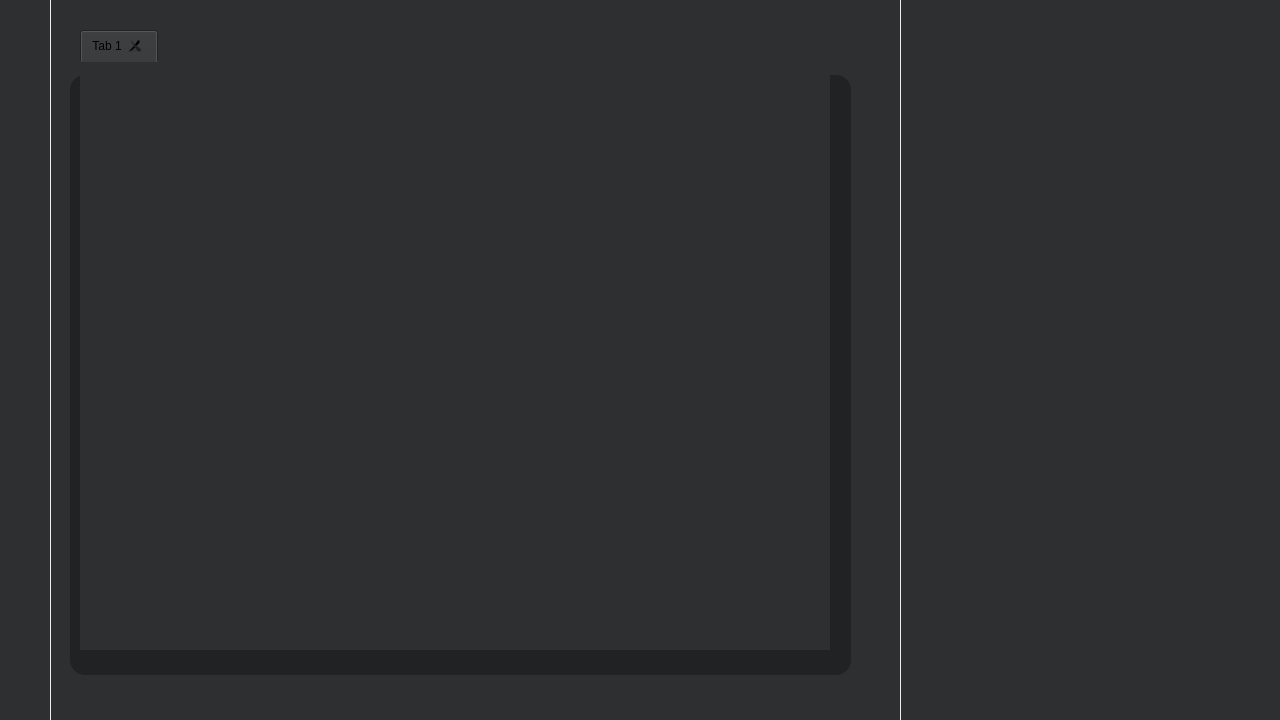
Before: the Qt Designer form mainwindow.ui in OglodkovVadim/Kurama, drawn with Qt 5.
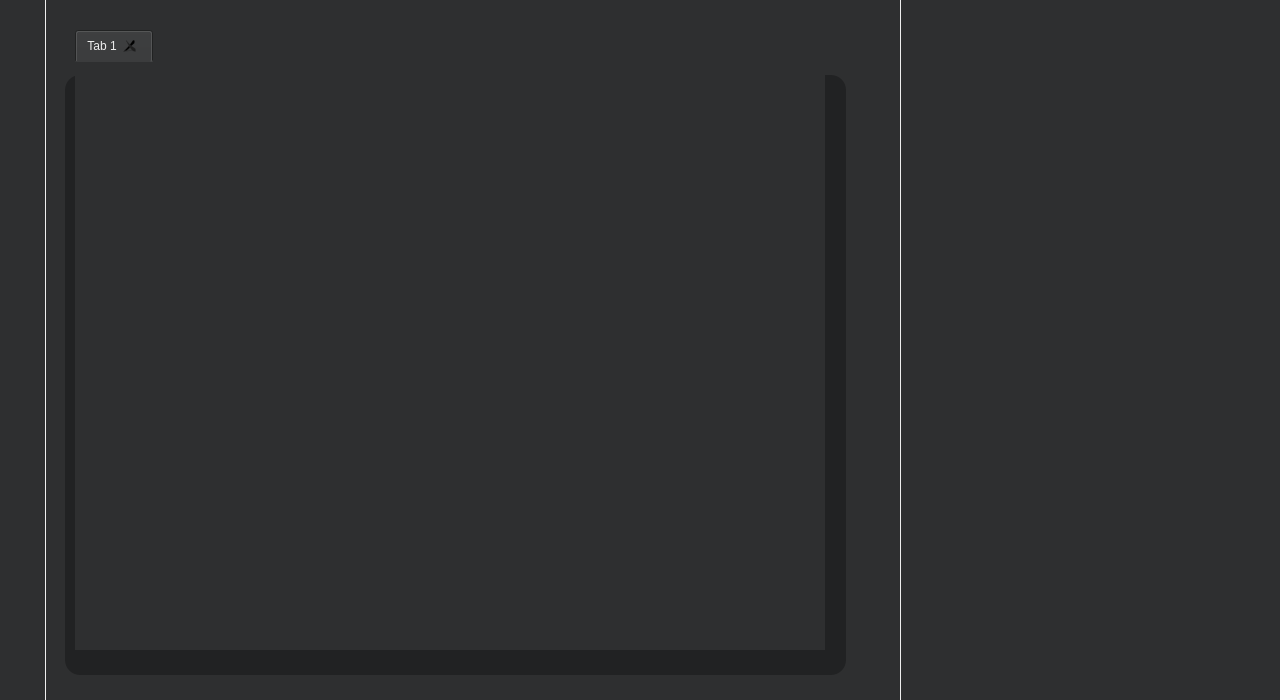
After: the same form once the commit is applied. Icons and pictures are not drawn.

```diff
--- a/mainwindow.ui
+++ b/mainwindow.ui
@@ -7,7 +7,7 @@
     <x>0</x>
     <y>0</y>
     <width>1280</width>
-    <height>720</height>
+    <height>700</height>
    </rect>
   </property>
   <property name="windowTitle">
@@ -17,6 +17,7 @@
    <string notr="true">QWidget {
 	border:none;
 	background-color: rgb(46, 47, 48);
+	color: #eee;
 }
 
 QToolButton {
@@ -57,7 +58,7 @@
       <x>900</x>
       <y>0</y>
       <width>380</width>
-      <height>720</height>
+      <height>700</height>
      </rect>
     </property>
     <widget class="QScrollArea" name="scrollArea">
@@ -248,10 +249,10 @@
    <widget class="QWidget" name="widget_2" native="true">
     <property name="geometry">
      <rect>
-      <x>50</x>
+      <x>45</x>
       <y>0</y>
-      <width>850</width>
-      <height>720</height>
+      <width>855</width>
+      <height>700</height>
      </rect>
     </property>
     <property name="styleSheet">
@@ -261,7 +262,143 @@
 QWidget#widget_3 {
 	background-color: rgb(33, 34, 35);
 	border-radius:15px;
-}</string>
+}
+
+QPlainTextEdit {
+	font: 20px bold;
+	color: #eee;
+	padding: 5px;
+}
+
+QScrollBar:horizontal
+    {
+        height: 15px;
+        margin: 3px 15px 3px 15px;
+        border: 1px transparent #2A2929;
+        border-radius: 4px;
+	    background-color: #2A2929;
+    }
+
+    QScrollBar::handle:horizontal
+    {
+        background-color: #eee;
+        min-width: 5px;
+        border-radius: 4px;
+    }
+
+    QScrollBar::add-line:horizontal
+    {
+        margin: 0px 3px 0px 3px;
+        border-image: url(:/qss_icons/rc/right_arrow_disabled.png);
+        width: 10px;
+        height: 10px;
+        subcontrol-position: right;
+        subcontrol-origin: margin;
+    }
+
+    QScrollBar::sub-line:horizontal
+    {
+        margin: 0px 3px 0px 3px;
+        border-image: url(:/qss_icons/rc/left_arrow_disabled.png);
+        height: 10px;
+        width: 10px;
+        subcontrol-position: left;
+        subcontrol-origin: margin;
+    }
+
+    QScrollBar::add-line:horizontal:hover,QScrollBar::add-line:horizontal:on
+    {
+        border-image: url(:/qss_icons/rc/right_arrow.png);
+        height: 10px;
+        width: 10px;
+        subcontrol-position: right;
+        subcontrol-origin: margin;
+    }
+
+
+    QScrollBar::sub-line:horizontal:hover, QScrollBar::sub-line:horizontal:on
+    {
+        border-image: url(:/qss_icons/rc/left_arrow.png);
+        height: 10px;
+        width: 10px;
+        subcontrol-position: left;
+        subcontrol-origin: margin;
+    }
+
+    QScrollBar::up-arrow:horizontal, QScrollBar::down-arrow:horizontal
+    {
+        background: none;
+    }
+
+
+    QScrollBar::add-page:horizontal, QScrollBar::sub-page:horizontal
+    {
+        background: none;
+    }
+
+    QScrollBar:vertical
+    {
+        background-color: #2A2929;
+        width: 15px;
+        margin: 15px 3px 15px 3px;
+        border: 1px transparent #2A2929;
+        border-radius: 4px;
+    }
+
+    QScrollBar::handle:vertical
+    {
+        background-color: #eee;         /* #605F5F; */
+        min-height: 5px;
+        border-radius: 4px;
+    }
+
+    QScrollBar::sub-line:vertical
+    {
+        margin: 3px 0px 3px 0px;
+        border-image: url(:/qss_icons/rc/up_arrow_disabled.png);
+        height: 10px;
+        width: 10px;
+        subcontrol-position: top;
+        subcontrol-origin: margin;
+    }
+
+    QScrollBar::add-line:vertical
+    {
+        margin: 3px 0px 3px 0px;
+        border-image: url(:/qss_icons/rc/down_arrow_disabled.png);
+        height: 10px;
+        width: 10px;
+        subcontrol-position: bottom;
+        subcontrol-origin: margin;
+    }
+
+    QScrollBar::sub-line:vertical:hover,QScrollBar::sub-line:vertical:on
+    {
+        border-image: url(:/qss_icons/rc/up_arrow.png);
+        height: 10px;
+        width: 10px;
+        subcontrol-position: top;
+        subcontrol-origin: margin;
+    }
+
+    QScrollBar::add-line:vertical:hover, QScrollBar::add-line:vertical:on
+    {
+        border-image: url(:/qss_icons/rc/down_arrow.png);
+        height: 10px;
+        width: 10px;
+        subcontrol-position: bottom;
+        subcontrol-origin: margin;
+    }
+
+    QScrollBar::up-arrow:vertical, QScrollBar::down-arrow:vertical
+    {
+        background: none;
+    }
+
+    QScrollBar::add-page:vertical, QScrollBar::sub-page:vertical
+    {
+        background: none;
+    }</string>
     </property>
     <widget class="QWidget" name="widget_3" native="true">
      <property name="geometry">
```
Left out of the diff: 87 changed lines with no effect on the pictures.
